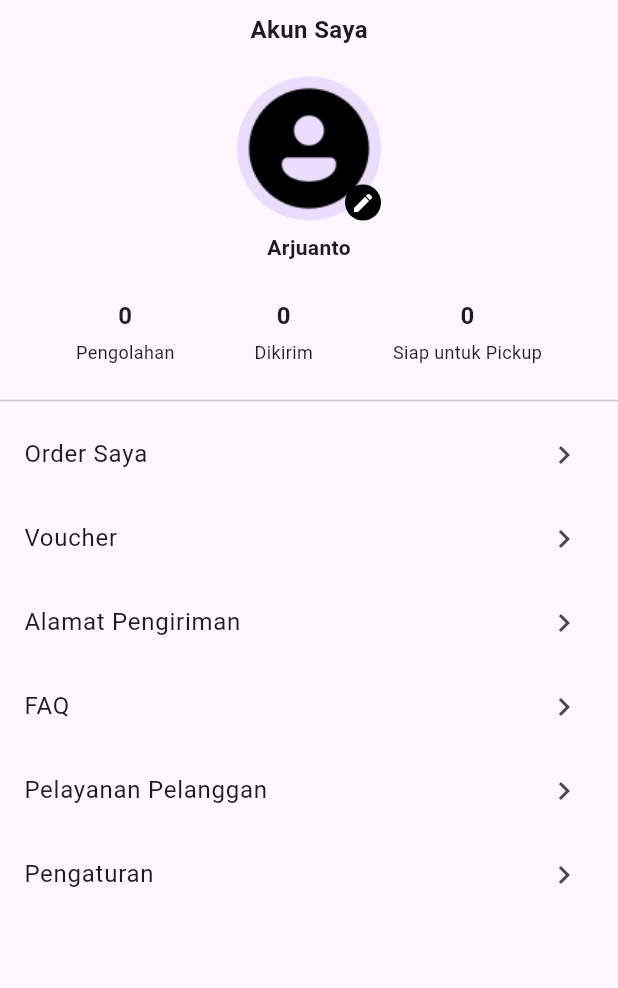
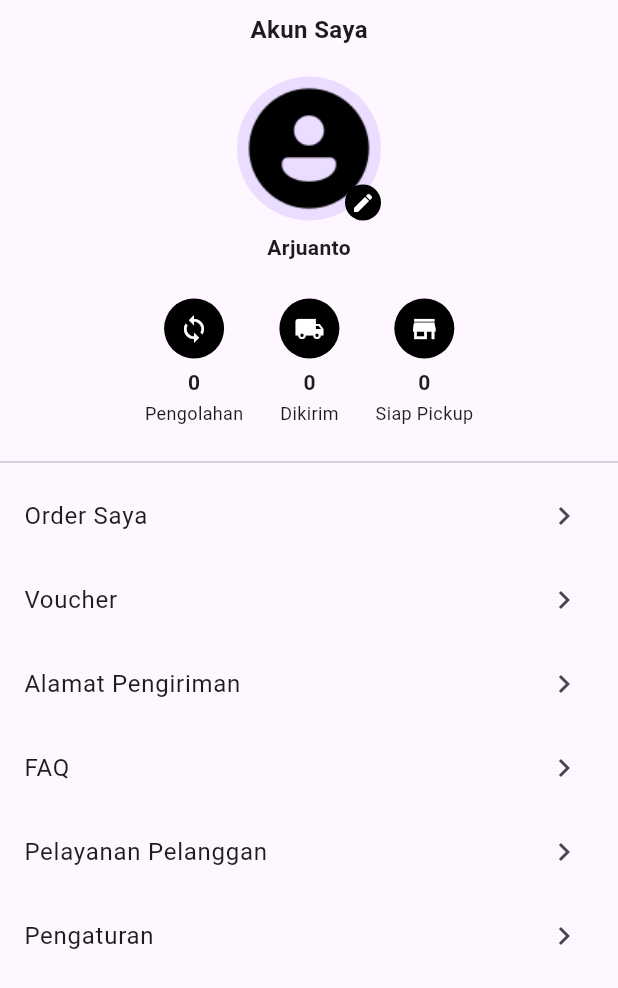
Before and after one commit to Arjuanto/e-commerce-uas, a Flutter app: the ProfilePage screen opened directly, on a phone screen of 412 x 824 dp. Shown: the top 988 px of the screen. Run offline on Flutter 3.47's test engine with Material 3 defaults, Android fonts, the phone set to English and light mode, and no system bars.

Commit message:
as as
qa
qa!

```diff
--- a/lib/pages/profile_page.dart
+++ b/lib/pages/profile_page.dart
@@ -17,7 +17,12 @@ class ProfilePage extends StatelessWidget {
                 children: [
                   Align(
                     alignment: Alignment.centerLeft,
-                    // child: Icon(Icons.arrow_back),
+                    // child: IconButton(
+                    //   icon: const Icon(Icons.arrow_back),
+                    //   onPressed: () {
+                    //     Navigator.pop(context); // Navigasi kembali
+                    //   },
+                    // ),
                   ),
                   const Center(
                     child: Text(
@@ -42,7 +47,6 @@ class ProfilePage extends StatelessWidget {
                       radius: 48,
                       backgroundImage: AssetImage('images/profile.png'),
                     ),
-
                     Positioned(
                       right: 0,
                       bottom: 0,
@@ -70,26 +74,35 @@ class ProfilePage extends StatelessWidget {
             ),
             const SizedBox(height: 24),
 
-            // Status Pesanan
+            // Status Pesanan (Tengah)
             Padding(
-              padding: const EdgeInsets.symmetric(horizontal: 24),
+              padding: const EdgeInsets.symmetric(horizontal: 16),
               child: Row(
-                mainAxisAlignment: MainAxisAlignment.spaceAround,
+                mainAxisAlignment: MainAxisAlignment.center,
                 children: const [
-                  _StatusItem(count: 0, label: "Pengolahan"),
-                  _StatusItem(count: 0, label: "Dikirim"),
-                  _StatusItem(count: 0, label: "Siap untuk Pickup"),
+                  _StatusItem(count: 0, label: "Pengolahan", icon: Icons.sync),
+                  SizedBox(width: 24),
+                  _StatusItem(
+                    count: 0,
+                    label: "Dikirim",
+                    icon: Icons.local_shipping,
+                  ),
+                  SizedBox(width: 24),
+                  _StatusItem(
+                    count: 0,
+                    label: "Siap Pickup",
+                    icon: Icons.store,
+                  ),
                 ],
               ),
             ),
             const SizedBox(height: 16),
-
             const Divider(),
 
-            // Menu
+            // Menu Profil
             Expanded(
               child: ListView(
-                children: const [
+                children: [
                   _ProfileMenuItem(title: "Order Saya"),
                   _ProfileMenuItem(title: "Voucher"),
                   _ProfileMenuItem(title: "Alamat Pengiriman"),
@@ -106,27 +119,44 @@ class ProfilePage extends StatelessWidget {
   }
 }
 
+// Widget Status
 class _StatusItem extends StatelessWidget {
   final int count;
   final String label;
+  final IconData icon;
 
-  const _StatusItem({required this.count, required this.label});
+  const _StatusItem({
+    required this.count,
+    required this.label,
+    required this.icon,
+  });
 
   @override
   Widget build(BuildContext context) {
     return Column(
       children: [
+        CircleAvatar(
+          radius: 20,
+          backgroundColor: Colors.black,
+          child: Icon(icon, color: Colors.white, size: 20),
+        ),
+        const SizedBox(height: 6),
         Text(
           '$count',
-          style: const TextStyle(fontWeight: FontWeight.bold, fontSize: 16),
+          style: const TextStyle(fontWeight: FontWeight.bold, fontSize: 14),
         ),
-        const SizedBox(height: 4),
-        Text(label, style: const TextStyle(fontSize: 12)),
+        const SizedBox(height: 2),
+        Text(
+          label,
+          style: const TextStyle(fontSize: 12),
+          textAlign: TextAlign.center,
+        ),
       ],
     );
   }
 }
 
+// Widget Menu Profil
 class _ProfileMenuItem extends StatelessWidget {
   final String title;
 
@@ -138,7 +168,7 @@ class _ProfileMenuItem extends StatelessWidget {
       title: Text(title),
       trailing: const Icon(Icons.chevron_right),
       onTap: () {
-        // Navigasi bisa ditambahkan di sini
+        // Tambahkan navigasi jika perlu
       },
     );
   }
--- a/pubspec.yaml
+++ b/pubspec.yaml
@@ -69,6 +69,9 @@ flutter:
     - images/astrox77proP.png
     - images/logo.png
     - images/profile.png
+    - images/paypal.png
+    - images/fpx.png
+    - images/visa.png
 
   # An image asset can refer to one or more resolution-specific "variants", see
   # https://flutter.dev/to/resolution-aware-images
```
Also changed, not shown: lib/pages/alamat_tagihan.dart (+13 -2 lines), lib/pages/cart_page.dart (+9 -2 lines), lib/pages/detail_page.dart (+8 -1 lines).
